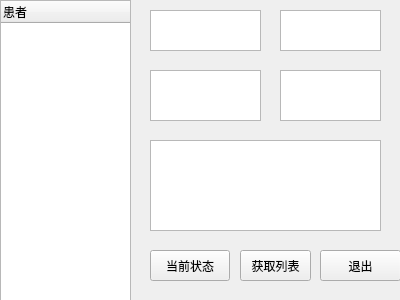
This is logwindow.ui in bliz-l/7_22 as Qt 5 draws it before an edit. The edited form follows.
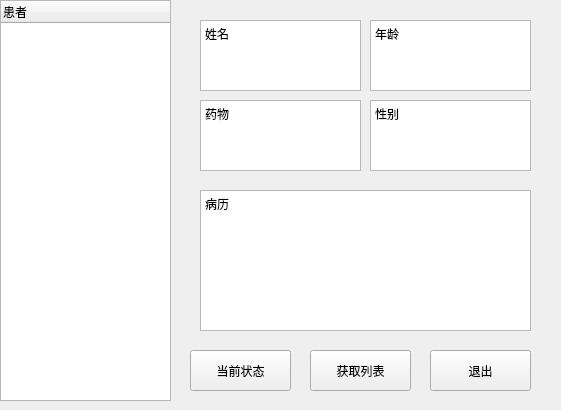
This is the edited form.

The edit to the form file:
```diff
--- a/logwindow.ui
+++ b/logwindow.ui
@@ -6,8 +6,8 @@
    <rect>
     <x>0</x>
     <y>0</y>
-    <width>400</width>
-    <height>300</height>
+    <width>561</width>
+    <height>410</height>
    </rect>
   </property>
   <property name="windowTitle">
@@ -18,8 +18,8 @@
     <rect>
      <x>0</x>
      <y>0</y>
-     <width>131</width>
-     <height>301</height>
+     <width>171</width>
+     <height>401</height>
     </rect>
    </property>
    <column>
@@ -31,60 +31,97 @@
   <widget class="QTextEdit" name="redit_name">
    <property name="geometry">
     <rect>
-     <x>150</x>
-     <y>10</y>
-     <width>111</width>
-     <height>41</height>
+     <x>200</x>
+     <y>20</y>
+     <width>161</width>
+     <height>71</height>
     </rect>
    </property>
+   <property name="html">
+    <string>&lt;!DOCTYPE HTML PUBLIC &quot;-//W3C//DTD HTML 4.0//EN&quot; &quot;http://www.w3.org/TR/REC-html40/strict.dtd&quot;&gt;
+&lt;html&gt;&lt;head&gt;&lt;meta name=&quot;qrichtext&quot; content=&quot;1&quot; /&gt;&lt;style type=&quot;text/css&quot;&gt;
+p, li { white-space: pre-wrap; }
+&lt;/style&gt;&lt;/head&gt;&lt;body style=&quot; font-family:'SimSun'; font-size:9pt; font-weight:400; font-style:normal;&quot;&gt;
+&lt;p style=&quot; margin-top:0px; margin-bottom:0px; margin-left:0px; margin-right:0px; -qt-block-indent:0; text-indent:0px;&quot;&gt;姓名&lt;/p&gt;
+&lt;p style=&quot;-qt-paragraph-type:empty; margin-top:0px; margin-bottom:0px; margin-left:0px; margin-right:0px; -qt-block-indent:0; text-indent:0px;&quot;&gt;&lt;br /&gt;&lt;/p&gt;&lt;/body&gt;&lt;/html&gt;</string>
+   </property>
   </widget>
   <widget class="QTextEdit" name="redit_age">
    <property name="geometry">
     <rect>
-     <x>280</x>
-     <y>10</y>
-     <width>101</width>
-     <height>41</height>
+     <x>370</x>
+     <y>20</y>
+     <width>161</width>
+     <height>71</height>
     </rect>
    </property>
+   <property name="html">
+    <string>&lt;!DOCTYPE HTML PUBLIC &quot;-//W3C//DTD HTML 4.0//EN&quot; &quot;http://www.w3.org/TR/REC-html40/strict.dtd&quot;&gt;
+&lt;html&gt;&lt;head&gt;&lt;meta name=&quot;qrichtext&quot; content=&quot;1&quot; /&gt;&lt;style type=&quot;text/css&quot;&gt;
+p, li { white-space: pre-wrap; }
+&lt;/style&gt;&lt;/head&gt;&lt;body style=&quot; font-family:'SimSun'; font-size:9pt; font-weight:400; font-style:normal;&quot;&gt;
+&lt;p style=&quot; margin-top:0px; margin-bottom:0px; margin-left:0px; margin-right:0px; -qt-block-indent:0; text-indent:0px;&quot;&gt;年龄&lt;/p&gt;&lt;/body&gt;&lt;/html&gt;</string>
+   </property>
   </widget>
   <widget class="QTextEdit" name="redit_medic">
    <property name="geometry">
     <rect>
-     <x>150</x>
-     <y>70</y>
-     <width>111</width>
-     <height>51</height>
+     <x>200</x>
+     <y>100</y>
+     <width>161</width>
+     <height>71</height>
     </rect>
    </property>
+   <property name="html">
+    <string>&lt;!DOCTYPE HTML PUBLIC &quot;-//W3C//DTD HTML 4.0//EN&quot; &quot;http://www.w3.org/TR/REC-html40/strict.dtd&quot;&gt;
+&lt;html&gt;&lt;head&gt;&lt;meta name=&quot;qrichtext&quot; content=&quot;1&quot; /&gt;&lt;style type=&quot;text/css&quot;&gt;
+p, li { white-space: pre-wrap; }
+&lt;/style&gt;&lt;/head&gt;&lt;body style=&quot; font-family:'SimSun'; font-size:9pt; font-weight:400; font-style:normal;&quot;&gt;
+&lt;p style=&quot; margin-top:0px; margin-bottom:0px; margin-left:0px; margin-right:0px; -qt-block-indent:0; text-indent:0px;&quot;&gt;药物&lt;/p&gt;&lt;/body&gt;&lt;/html&gt;</string>
+   </property>
   </widget>
   <widget class="QTextEdit" name="redit_sex">
    <property name="geometry">
     <rect>
-     <x>280</x>
-     <y>70</y>
-     <width>101</width>
-     <height>51</height>
+     <x>370</x>
+     <y>100</y>
+     <width>161</width>
+     <height>71</height>
     </rect>
    </property>
+   <property name="html">
+    <string>&lt;!DOCTYPE HTML PUBLIC &quot;-//W3C//DTD HTML 4.0//EN&quot; &quot;http://www.w3.org/TR/REC-html40/strict.dtd&quot;&gt;
+&lt;html&gt;&lt;head&gt;&lt;meta name=&quot;qrichtext&quot; content=&quot;1&quot; /&gt;&lt;style type=&quot;text/css&quot;&gt;
+p, li { white-space: pre-wrap; }
+&lt;/style&gt;&lt;/head&gt;&lt;body style=&quot; font-family:'SimSun'; font-size:9pt; font-weight:400; font-style:normal;&quot;&gt;
+&lt;p style=&quot; margin-top:0px; margin-bottom:0px; margin-left:0px; margin-right:0px; -qt-block-indent:0; text-indent:0px;&quot;&gt;性别&lt;/p&gt;
+&lt;p style=&quot;-qt-paragraph-type:empty; margin-top:0px; margin-bottom:0px; margin-left:0px; margin-right:0px; -qt-block-indent:0; text-indent:0px;&quot;&gt;&lt;br /&gt;&lt;/p&gt;&lt;/body&gt;&lt;/html&gt;</string>
+   </property>
   </widget>
   <widget class="QTextEdit" name="redit_record">
    <property name="geometry">
     <rect>
-     <x>150</x>
-     <y>140</y>
-     <width>231</width>
-     <height>91</height>
+     <x>200</x>
+     <y>190</y>
+     <width>331</width>
+     <height>141</height>
     </rect>
    </property>
+   <property name="html">
+    <string>&lt;!DOCTYPE HTML PUBLIC &quot;-//W3C//DTD HTML 4.0//EN&quot; &quot;http://www.w3.org/TR/REC-html40/strict.dtd&quot;&gt;
+&lt;html&gt;&lt;head&gt;&lt;meta name=&quot;qrichtext&quot; content=&quot;1&quot; /&gt;&lt;style type=&quot;text/css&quot;&gt;
+p, li { white-space: pre-wrap; }
+&lt;/style&gt;&lt;/head&gt;&lt;body style=&quot; font-family:'SimSun'; font-size:9pt; font-weight:400; font-style:normal;&quot;&gt;
+&lt;p style=&quot; margin-top:0px; margin-bottom:0px; margin-left:0px; margin-right:0px; -qt-block-indent:0; text-indent:0px;&quot;&gt;病历&lt;/p&gt;&lt;/body&gt;&lt;/html&gt;</string>
+   </property>
   </widget>
   <widget class="QPushButton" name="btn_show">
    <property name="geometry">
     <rect>
-     <x>150</x>
-     <y>250</y>
-     <width>80</width>
-     <height>31</height>
+     <x>190</x>
+     <y>350</y>
+     <width>101</width>
+     <height>41</height>
     </rect>
    </property>
    <property name="text">
@@ -94,10 +131,10 @@
   <widget class="QPushButton" name="btn_exit">
    <property name="geometry">
     <rect>
-     <x>320</x>
-     <y>250</y>
-     <width>81</width>
-     <height>31</height>
+     <x>430</x>
+     <y>350</y>
+     <width>101</width>
+     <height>41</height>
     </rect>
    </property>
    <property name="text">
@@ -107,10 +144,10 @@
   <widget class="QPushButton" name="btn_get">
    <property name="geometry">
     <rect>
-     <x>240</x>
-     <y>250</y>
-     <width>71</width>
-     <height>31</height>
+     <x>310</x>
+     <y>350</y>
+     <width>101</width>
+     <height>41</height>
     </rect>
    </property>
    <property name="text">
```
